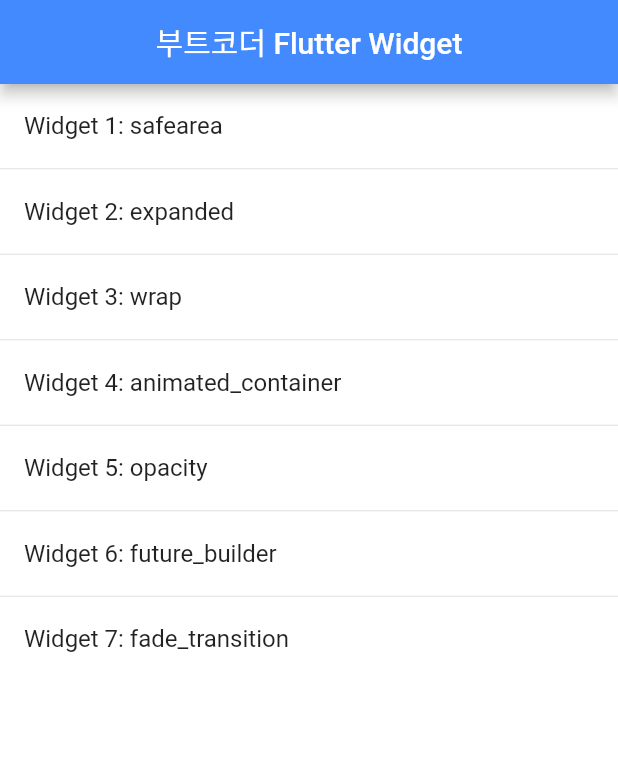
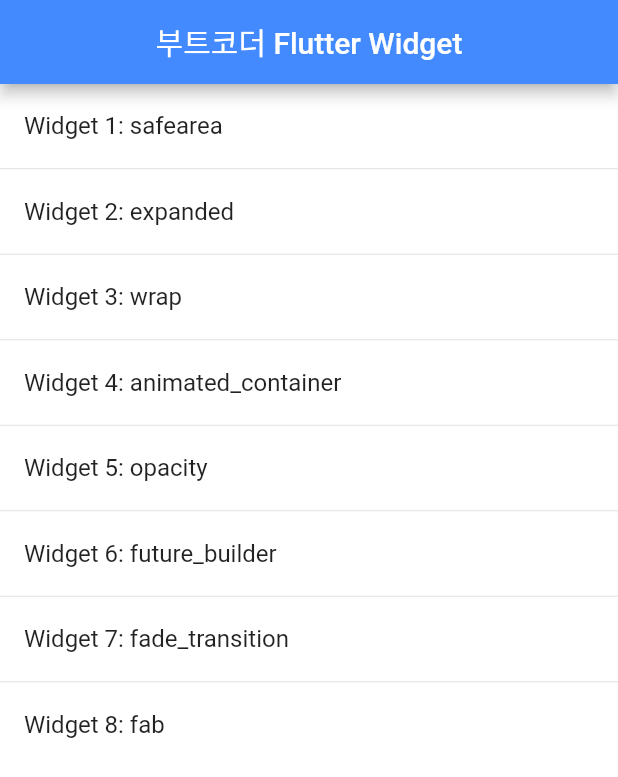
Before and after one commit to ehowlsla/bootcode_flutter, a Flutter app: the screen it shows after launch, on a phone screen of 412 x 824 dp. Shown: the top 777 px of the screen. Run offline on Flutter 3.47's test engine with Material 2 defaults, Android fonts, the phone set to English and light mode, and no system bars; our stand-ins replace fluro, timeago; missing offline and left inert: requests; statements that could not run were skipped.

Commit message:
08. fab added

```diff
--- a/lib/home.dart
+++ b/lib/home.dart
@@ -15,6 +15,7 @@
     'opacity',
     'future_builder',
     'fade_transition',
+    'fab',
   ];
 
   @override
--- a/lib/router.dart
+++ b/lib/router.dart
@@ -9,6 +9,7 @@
 import '_05_opacity/opacity.dart';
 import '_06_future_builder/future_builder.dart';
 import '_07_fade_transition/fade_transition.dart';
+import '_08_fab/fab.dart';
 
 
 class FluroRouter {
@@ -20,6 +21,7 @@
   static Handler _opacityHandler = Handler(handlerFunc: (BuildContext context, Map<String, dynamic> params) => OpacityPage());
   static Handler _futureBuilderHandler = Handler(handlerFunc: (BuildContext context, Map<String, dynamic> params) => FutureBuilderPage());
   static Handler _fadeTransitionHandler = Handler(handlerFunc: (BuildContext context, Map<String, dynamic> params) => FadeTransitionPage());
+  static Handler _fabHandler = Handler(handlerFunc: (BuildContext context, Map<String, dynamic> params) => FabPage());
 
   static void setupRouter() {
     router.define(
@@ -63,5 +65,11 @@
       handler: _fadeTransitionHandler,
       transitionType: TransitionType.material,
     );
+
+    router.define(
+      'fab',
+      handler: _fabHandler,
+      transitionType: TransitionType.material,
+    );
   }
 }
```
Also changed, not shown: lib/_08_fab/fab.dart (added, +44 -0 lines).
